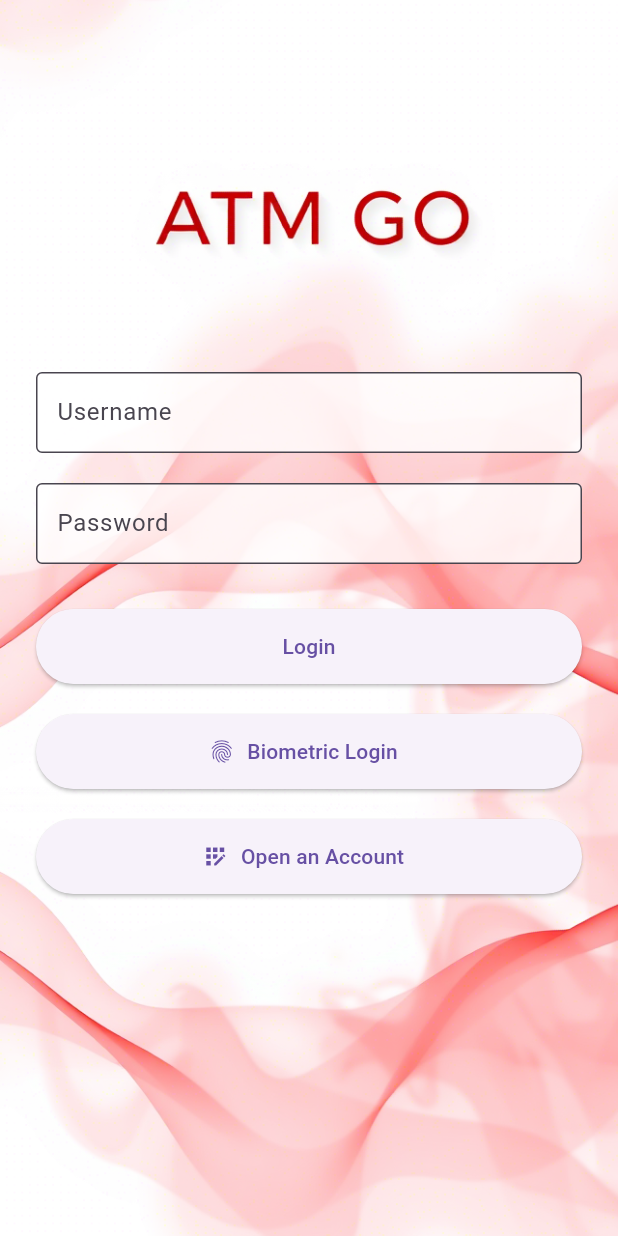
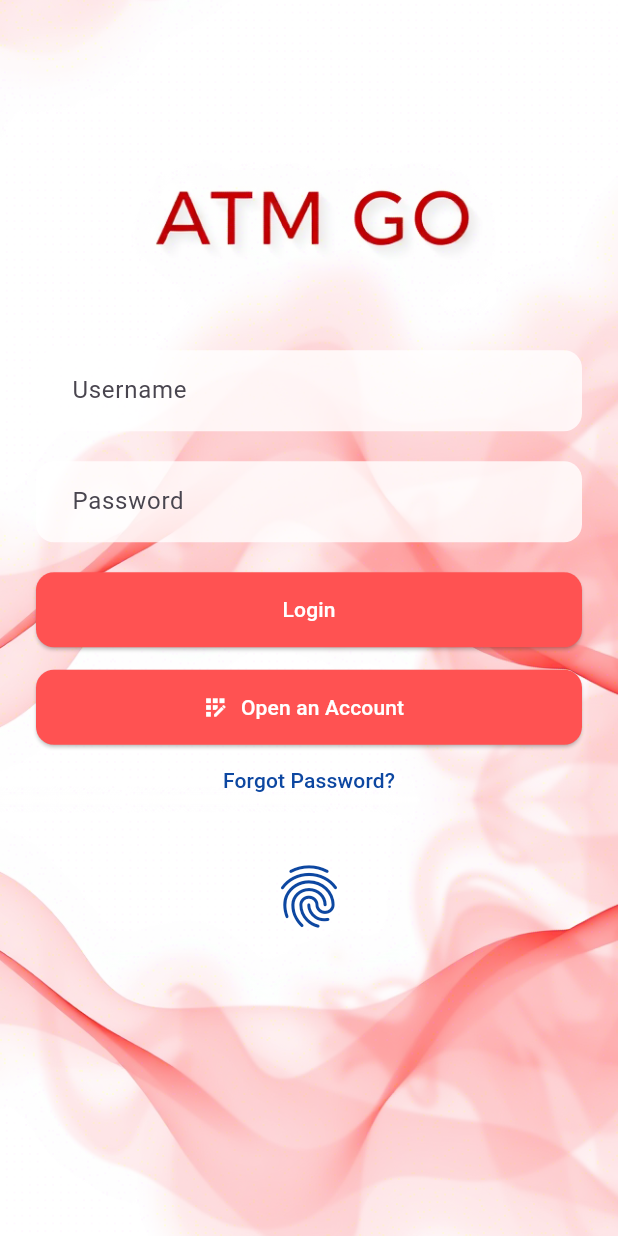
Before and after one commit to Mangulabnan-Bernard/ATMGo, a Flutter app: the screen it shows after launch, on a phone screen of 412 x 824 dp. Run offline on Flutter 3.47's test engine with Material 3 defaults, Android fonts, the phone set to English and light mode, and no system bars; our stand-ins replace flutter_secure_storage, local_auth; project files that could hold a hidden picture were left out.

Commit message:
version 11

```diff
--- a/lib/screens/login_screen.dart
+++ b/lib/screens/login_screen.dart
@@ -4,6 +4,7 @@ import '../services/api_service.dart';
 import 'register_screen.dart';
 import 'dashboard_screen.dart';
 import 'package:flutter_secure_storage/flutter_secure_storage.dart';
+import 'forgot_password_screen.dart'; // Import the ForgotPasswordModal
 
 class LoginScreen extends StatefulWidget {
   @override
@@ -81,7 +82,8 @@ class _LoginScreenState extends State<LoginScreen> {
 
       if (authenticated) {
         if (_userId == null) {
-          _showSnackBar('Please log in First, before using Biometrics.');
+          _showSnackBar('Please log in First, befo'
+              're using Biometrics.');
         } else {
           _showSnackBar('Process successful');
           // Navigate to the dashboard or perform any other action
@@ -111,6 +113,16 @@ class _LoginScreenState extends State<LoginScreen> {
     );
   }
 
+  // Show the Forgot Password Modal
+  void _showForgotPasswordModal() {
+    showDialog(
+      context: context,
+      builder: (BuildContext context) {
+        return ForgotPasswordModal();
+      },
+    );
+  }
+
   @override
   Widget build(BuildContext context) {
     return Scaffold(
@@ -131,7 +143,8 @@ class _LoginScreenState extends State<LoginScreen> {
               child: Column(
                 mainAxisAlignment: MainAxisAlignment.center,
                 children: [
-                  SizedBox(height: 20),
+
+                  SizedBox(height: 40),
                   Form(
                     key: _formKey,
                     child: Column(
@@ -139,11 +152,15 @@ class _LoginScreenState extends State<LoginScreen> {
                         TextFormField(
                           decoration: InputDecoration(
                             labelText: 'Username',
-                            border: OutlineInputBorder(),
-                            contentPadding: EdgeInsets.symmetric(vertical: 15, horizontal: 10),
+                            border: OutlineInputBorder(
+                              borderRadius: BorderRadius.circular(12),
+                              borderSide: BorderSide.none,
+                            ),
                             filled: true,
                             fillColor: Colors.white.withOpacity(0.8),
+                            contentPadding: EdgeInsets.symmetric(vertical: 15, horizontal: 20),
                           ),
+                          style: TextStyle(color: Colors.black),
                           onChanged: (value) => _username = value,
                           validator: (value) => value == null || value.isEmpty
                               ? 'Please enter your username'
@@ -154,52 +171,75 @@ class _LoginScreenState extends State<LoginScreen> {
                           obscureText: true,
                           decoration: InputDecoration(
                             labelText: 'Password',
-                            border: OutlineInputBorder(),
-                            contentPadding: EdgeInsets.symmetric(vertical: 15, horizontal: 10),
+                            border: OutlineInputBorder(
+                              borderRadius: BorderRadius.circular(12),
+                              borderSide: BorderSide.none,
+                            ),
                             filled: true,
                             fillColor: Colors.white.withOpacity(0.8),
+                            contentPadding: EdgeInsets.symmetric(vertical: 15, horizontal: 20),
                           ),
+                          style: TextStyle(color: Colors.black),
                           onChanged: (value) => _password = value,
                           validator: (value) => value == null || value.isEmpty
                               ? 'Please enter your password'
                               : null,
                         ),
-                        SizedBox(height: 30),
+                        SizedBox(height: 20),
                         SizedBox(
                           width: double.infinity,
                           height: 50,
                           child: ElevatedButton(
                             onPressed: _isLoading ? null : _login,
+                            style: ElevatedButton.styleFrom(
+                              foregroundColor: Colors.white, backgroundColor: Colors.redAccent,
+                              shape: RoundedRectangleBorder(
+                                borderRadius: BorderRadius.circular(12),
+                              ),
+                            ),
                             child: _isLoading
-                                ? CircularProgressIndicator()
+                                ? CircularProgressIndicator(valueColor: AlwaysStoppedAnimation<Color>(Colors.white))
                                 : Text('Login'),
+                          ),
+                        ), SizedBox(height: 15),
+                        SizedBox(
+                          width: double.infinity,
+                          height: 50,
+                          child: ElevatedButton.icon(
+                            onPressed: _isLoading ? null : () {
+                              Navigator.pushNamed(context, '/register');
+                            },
+                            icon: Icon(Icons.app_registration),
+                            label: Text('Open an Account'),
+                            style: ElevatedButton.styleFrom(
+                              foregroundColor: Colors.white, backgroundColor: Colors.redAccent,
+                              shape: RoundedRectangleBorder(
+                                borderRadius: BorderRadius.circular(12),
+                              ),
+                            ),
+                          ),
+                        ),
+
+                        TextButton(
+                          onPressed: _showForgotPasswordModal,
+                          child: Text(
+                            'Forgot Password?',
+                            style: TextStyle(color: Colors.blue.shade900),
                           ),
                         ),
                       ],
                     ),
                   ),
                   SizedBox(height: 20),
-                  SizedBox(
-                    width: double.infinity,
-                    height: 50,
-                    child: ElevatedButton.icon(
-                      onPressed: _isLoading ? null : _authenticateBiometric,
-                      icon: Icon(Icons.fingerprint),
-                      label: Text('Biometric Login'),
+                  IconButton(
+                    icon: Icon(
+                      Icons.fingerprint,
+                      color: Colors.blue.shade900,
+                      size: 50,
                     ),
+                    onPressed: _isLoading ? null : _authenticateBiometric,
                   ),
-                  SizedBox(height: 20),
-                  SizedBox(
-                    width: double.infinity,
-                    height: 50,
-                    child: ElevatedButton.icon(
-                      onPressed: _isLoading ? null : () {
-                        Navigator.pushNamed(context, '/register');
-                      },
-                      icon: Icon(Icons.app_registration),
-                      label: Text('Open an Account'),
-                    ),
-                  ),
+
                 ],
               ),
             ),
--- a/lib/screens/register_screen.dart
+++ b/lib/screens/register_screen.dart
@@ -24,6 +24,10 @@ class _RegisterScreenState extends State<RegisterScreen> {
         int userId = int.parse(response['user_id'].toString());
         final cardResponse = await ApiService.getCardData(userId);
         Navigator.pushReplacementNamed(context, '/login');
+      } else if (response['message'] == 'Email already exists') {
+        ScaffoldMessenger.of(context).showSnackBar(
+          SnackBar(content: Text('Registration failed: Email already exists')),
+        );
       } else {
         ScaffoldMessenger.of(context).showSnackBar(
           SnackBar(content: Text('Registration failed: ${response['message']}')),
@@ -35,6 +39,7 @@ class _RegisterScreenState extends State<RegisterScreen> {
       );
     }
   }
+
 
   Future<void> _selectDate(BuildContext context) async {
     final DateTime? picked = await showDatePicker(
--- a/lib/screens/settings_screen.dart
+++ b/lib/screens/settings_screen.dart
@@ -100,6 +100,7 @@ class SettingsScreen extends StatelessWidget {
                 );
               },
             ),
+
             ListTile(
               title: Text('Logout'),
               onTap: () async {
@@ -109,6 +110,9 @@ class SettingsScreen extends StatelessWidget {
                   logout();
                 }
               },
+            ),ListTile(
+              title: Text('Version: 1.0.0+11'), // Add version label here
+              enabled: false, // Disable the tile to make it non-interactive
             ),
           ],
         ),
--- a/lib/services/api_service.dart
+++ b/lib/services/api_service.dart
@@ -52,7 +52,6 @@ class ApiService {
 
     if (response.statusCode == 200) {
       final data = jsonDecode(response.body);
-      print('Dashboard Data Response: $data'); // Debug log
 
       // Provide default values if keys are missing
       return {
--- a/pubspec.yaml
+++ b/pubspec.yaml
@@ -17,7 +17,7 @@ publish_to: 'none' # Remove this line if you wish to publish to pub.dev
 # https://developer.apple.com/library/archive/documentation/General/Reference/InfoPlistKeyReference/Articles/CoreFoundationKeys.html
 # In Windows, build-name is used as the major, minor, and patch parts
 # of the product and file versions while build-number is used as the build suffix.
-version: 1.0.0+10
+version: 1.0.0+11
 
 environment:
   sdk: ^3.7.2
```
